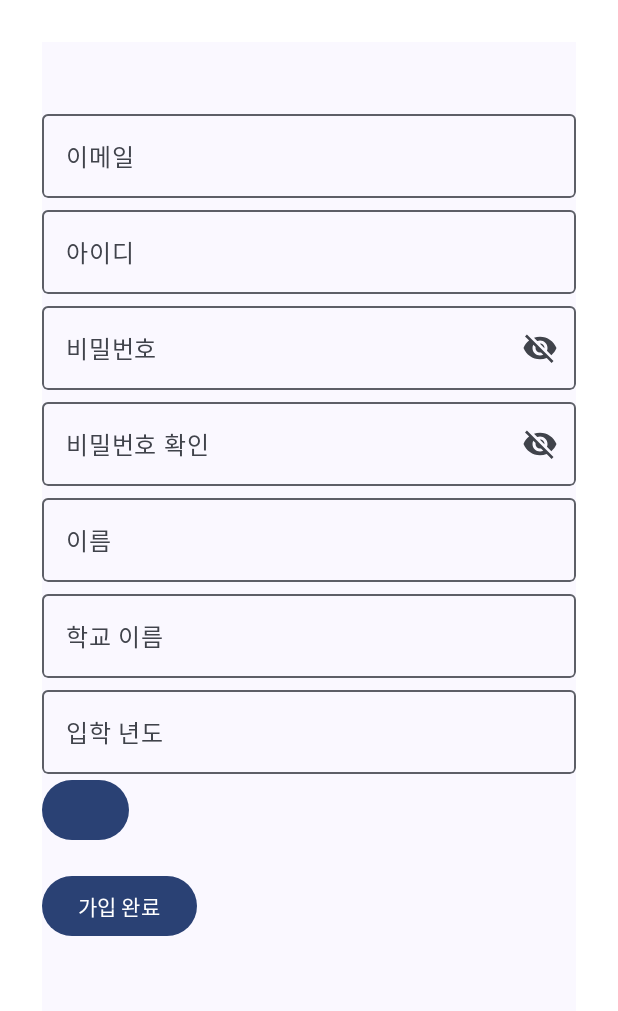
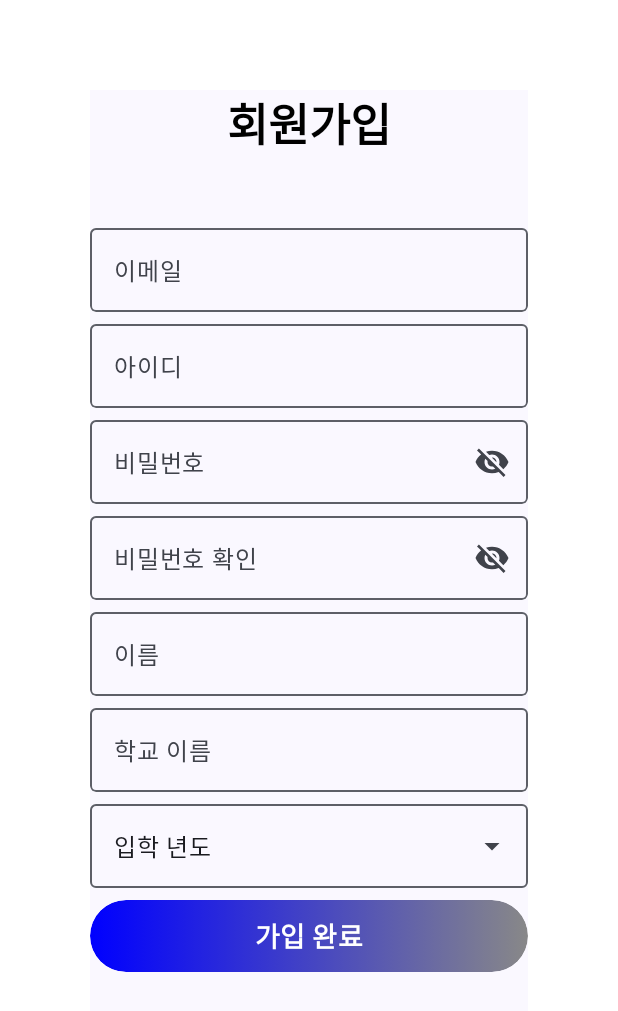
Before and after one commit to applepepsi/NextClass, an Android app built with Jetpack Compose: the screen it shows after launch (MainActivity), on a phone screen of 412 x 824 dp. Shown: the top 1011 px of the screen. Run offline under Robolectric (Android 15) with nearby library versions, the phone set to English and light mode, and no system bars; our stand-ins replace Dagger/Hilt's generated code.

Commit message:
회원가입 구성 완료

```diff
--- a/app/src/main/java/com/example/nextclass/appComponent/AppComponents.kt
+++ b/app/src/main/java/com/example/nextclass/appComponent/AppComponents.kt
@@ -1,27 +1,39 @@
 package com.example.nextclass.appComponent
 
 
+import androidx.compose.foundation.background
+import androidx.compose.foundation.layout.Box
 import androidx.compose.foundation.layout.Column
 import androidx.compose.foundation.layout.ColumnScope
+import androidx.compose.foundation.layout.PaddingValues
+import androidx.compose.foundation.layout.fillMaxSize
 import androidx.compose.foundation.layout.fillMaxWidth
+import androidx.compose.foundation.layout.height
+import androidx.compose.foundation.layout.heightIn
 import androidx.compose.foundation.layout.padding
+import androidx.compose.foundation.shape.RoundedCornerShape
 import androidx.compose.foundation.text.KeyboardOptions
 import androidx.compose.material.icons.Icons
 
 import androidx.compose.material.icons.filled.Visibility
 import androidx.compose.material.icons.filled.VisibilityOff
 import androidx.compose.material3.Button
+import androidx.compose.material3.ButtonDefaults
 import androidx.compose.material3.Card
 import androidx.compose.material3.DismissValue
 import androidx.compose.material3.DropdownMenu
 import androidx.compose.material3.DropdownMenuItem
 import androidx.compose.material3.ExperimentalMaterial3Api
+import androidx.compose.material3.ExposedDropdownMenuBox
+import androidx.compose.material3.ExposedDropdownMenuDefaults
 import androidx.compose.material3.Icon
 
 
 import androidx.compose.material3.IconButton
 import androidx.compose.material3.OutlinedTextField
+import androidx.compose.material3.OutlinedTextFieldDefaults
 import androidx.compose.material3.Text
+import androidx.compose.material3.TextField
 import androidx.compose.material3.TextFieldDefaults
 import androidx.compose.material3.TopAppBar
 import androidx.compose.runtime.Composable
@@ -30,15 +42,21 @@ import androidx.compose.runtime.mutableIntStateOf
 import androidx.compose.runtime.mutableStateOf
 import androidx.compose.runtime.remember
 import androidx.compose.runtime.setValue
+import androidx.compose.ui.Alignment
 import androidx.compose.ui.Modifier
 import androidx.compose.ui.draw.clip
+import androidx.compose.ui.graphics.Brush
 import androidx.compose.ui.graphics.Color
 import androidx.compose.ui.layout.onSizeChanged
 import androidx.compose.ui.platform.LocalDensity
 import androidx.compose.ui.res.colorResource
+import androidx.compose.ui.text.TextStyle
+import androidx.compose.ui.text.font.FontStyle
+import androidx.compose.ui.text.font.FontWeight
 import androidx.compose.ui.text.input.KeyboardType
 import androidx.compose.ui.text.input.PasswordVisualTransformation
 import androidx.compose.ui.text.input.VisualTransformation
+import androidx.compose.ui.text.style.TextAlign
 import androidx.compose.ui.tooling.preview.Preview
 import androidx.compose.ui.unit.DpOffset
 import androidx.compose.ui.unit.dp
@@ -50,7 +68,28 @@ import com.example.nextclass.ui.theme.NextClassTheme
 import com.example.nextclass.viewmodel.LoginViewModel
 
 
-@OptIn(ExperimentalMaterial3Api::class)
+@Composable
+fun MainTextComponent(
+    value: String,
+    ) {
+
+    Text(
+        text=value,
+        modifier = Modifier
+            .fillMaxWidth()
+            .heightIn(),
+        style = TextStyle(
+            fontSize = 30.sp,
+            fontWeight = FontWeight.Bold,
+            fontStyle = FontStyle.Normal,
+        ),
+        color= Color.Black,
+        textAlign = TextAlign.Center
+    )
+}
+
+
+
 @Composable
 fun TextInputFieldComponent(
     value: String,
@@ -64,10 +103,10 @@ fun TextInputFieldComponent(
             .fillMaxWidth()
             .clip(componentShape.small),
         label = {Text(text = labelValue)},
-        colors = TextFieldDefaults.outlinedTextFieldColors(
+        colors = OutlinedTextFieldDefaults.colors(
+            cursorColor = Color.Black,
             focusedBorderColor = Color.Black,
             focusedLabelColor = Color.Black,
-            cursorColor = Color.Black,
         ),
         keyboardOptions=KeyboardOptions.Default,
         value = value,
@@ -76,7 +115,6 @@ fun TextInputFieldComponent(
 
 }
 
-@OptIn(ExperimentalMaterial3Api::class)
 @Composable
 fun PasswordInputFieldComponent(
     value: String,
@@ -91,10 +129,10 @@ fun PasswordInputFieldComponent(
             .fillMaxWidth()
             .clip(componentShape.small),
         label = {Text(text = labelValue)},
-        colors = TextFieldDefaults.outlinedTextFieldColors(
+        colors = OutlinedTextFieldDefaults.colors(
+            cursorColor = Color.Black,
             focusedBorderColor = Color.Black,
             focusedLabelColor = Color.Black,
-            cursorColor = Color.Black,
         ),
         keyboardOptions=KeyboardOptions(keyboardType = KeyboardType.Password),
         value = value,
@@ -126,63 +164,116 @@ fun PasswordInputFieldComponent(
 
 }
 
+@OptIn(ExperimentalMaterial3Api::class)
 @Composable
 fun GradeDropDownMenuComponent(
     onValueChange: (String) -> Unit,
     labelValue: String,
-    dropDownMenuOption:Boolean,
-    toggleDropDownMenuOption:()->Unit
-    )  {
+    dropDownMenuOption: Boolean,
+    toggleDropDownMenuOption: () -> Unit
+) {
 
 
-    Column {
-        Button(onClick = toggleDropDownMenuOption) {
-            Text(text = labelValue)
+        ExposedDropdownMenuBox(
+            expanded = dropDownMenuOption,
+            onExpandedChange = { toggleDropDownMenuOption() }) {
+            OutlinedTextField(
+                value = labelValue,
+                onValueChange = onValueChange,
+                readOnly = true,
+
+                trailingIcon = {
+                    ExposedDropdownMenuDefaults.TrailingIcon(expanded = dropDownMenuOption)
+                },
+                colors = OutlinedTextFieldDefaults.colors(
+                    cursorColor = Color.Black,
+                    focusedBorderColor = Color.Black,
+                    focusedLabelColor = Color.Black,
+                ),
+                modifier = Modifier
+                    .fillMaxWidth()
+                    .menuAnchor()
+                    .padding(vertical = 8.dp)
+
+            )
+
+            ExposedDropdownMenu(
+                expanded = dropDownMenuOption,
+                onDismissRequest = { toggleDropDownMenuOption() }
+            ) {
+                DropdownMenuItem(
+                    text = {
+                        Text(text = "1학년")
+                    },
+                    onClick = {
+                        onValueChange("1학년")
+                        toggleDropDownMenuOption()
+                    }
+                )
+                DropdownMenuItem(
+                    text = {
+                        Text(text = "2학년")
+                    },
+                    onClick = {
+                        onValueChange("2학년")
+                        toggleDropDownMenuOption()
+                    }
+                )
+                DropdownMenuItem(
+                    text = {
+                        Text(text = "3학년")
+                    },
+                    onClick = {
+                        onValueChange("3학년")
+                        toggleDropDownMenuOption()
+                    }
+                )
+                DropdownMenuItem(
+                    text = {
+                        Text(text = "졸업생")
+                    },
+                    onClick = {
+                        onValueChange("졸업생")
+                        toggleDropDownMenuOption()
+                    }
+                )
+            }
         }
-
     }
 
-    DropdownMenu(
-        expanded = dropDownMenuOption,
-        onDismissRequest = {
-            toggleDropDownMenuOption()
+@Composable
+fun InputButtonComponent(
+    value: String,
+    ){
+
+    Button(
+        onClick = { TODO()},
+        modifier = Modifier
+            .fillMaxWidth()
+            .heightIn(48.dp),
+        contentPadding= PaddingValues(),
+        colors=ButtonDefaults.buttonColors(Color.Transparent),
+        shape = RoundedCornerShape(50.dp)
+    ){
+        Box(modifier = Modifier
+            .fillMaxWidth()
+            .heightIn(48.dp)
+            .background(
+                brush = Brush.horizontalGradient(listOf(Color.Blue, Color.Gray)),
+                shape= RoundedCornerShape(50.dp)
+            ),
+            contentAlignment = Alignment.Center
+        ){
+            Text(text=value,
+            fontSize=18.sp,
+            color= Color.White,
+            fontWeight = FontWeight.Bold
+            )
         }
-    ) {
-        // 드롭 다운 메뉴의 각 항목을 나타냄
-        DropdownMenuItem(
-            text = { Text(text = "1학년") },
-            onClick = {
-                onValueChange("1학년")
-                toggleDropDownMenuOption()
-            })
-        DropdownMenuItem(
-            text = { Text(text = "2학년") },
-            onClick = {
-                onValueChange("2학년")
-                toggleDropDownMenuOption()
-            })
-        DropdownMenuItem(
-            text = { Text(text = "3학년") },
-            onClick = {
-                onValueChange("3학년")
-                toggleDropDownMenuOption()
-            })
-        DropdownMenuItem(
-            text = { Text(text = "졸업생") },
-            onClick = {
-                onValueChange("졸업생")
-                toggleDropDownMenuOption()
-            })
     }
+
 }
 
-@Preview(showBackground = true)
-@Composable
-fun GreetingPreview() {
-    NextClassTheme {
-//        GradeDropDownMenuComponent()
-    }
-}
 
 @Composable
 fun TextInputHelpFieldComponent(loginViewModel:LoginViewModel){
--- a/app/src/main/java/com/example/nextclass/screen/JoinView.kt
+++ b/app/src/main/java/com/example/nextclass/screen/JoinView.kt
@@ -33,6 +33,8 @@ import com.example.nextclass.ui.theme.NextClassTheme
 import com.example.nextclass.viewmodel.LoginViewModel
 import com.example.nextclass.R
 import com.example.nextclass.appComponent.GradeDropDownMenuComponent
+import com.example.nextclass.appComponent.InputButtonComponent
+import com.example.nextclass.appComponent.MainTextComponent
 
 @Composable
 fun JoinView(loginViewModel: LoginViewModel) {
@@ -43,11 +45,13 @@ fun JoinView(loginViewModel: LoginViewModel) {
         modifier = Modifier
             .fillMaxSize()
             .background(Color.White)
-            .padding(28.dp)
+            .padding(60.dp)
     ){
         Column(
             modifier = Modifier.fillMaxSize()
         ) {
+
+            MainTextComponent(value = "회원가입")
 
             Spacer(modifier = Modifier.height(40.dp))
 
@@ -62,8 +66,6 @@ fun JoinView(loginViewModel: LoginViewModel) {
                 onValueChange = { loginViewModel.updateId(it) },
                 labelValue = stringResource(id = R.string.id),
             )
-
-
 
             PasswordInputFieldComponent(
                 value = loginViewModel.password.value,
@@ -82,7 +84,6 @@ fun JoinView(loginViewModel: LoginViewModel) {
             )
 
 
-
             TextInputFieldComponent(
                 value = loginViewModel.name.value,
                 onValueChange = { loginViewModel.updateName(it) },
@@ -97,28 +98,14 @@ fun JoinView(loginViewModel: LoginViewModel) {
                 labelValue = stringResource(id = R.string.schoolName),
             )
 
-
-            TextInputFieldComponent(
-                value = loginViewModel.entranceYear.value,
-                onValueChange = { loginViewModel.updateEntranceYear(it) },
-                labelValue = stringResource(id = R.string.entranceYear),
-            )
-
             GradeDropDownMenuComponent(
-
                 onValueChange={loginViewModel.updateEntranceYear(it)},
                 labelValue=loginViewModel.entranceYear.value,
                 dropDownMenuOption=loginViewModel.menuVisibility.value,
                 toggleDropDownMenuOption={loginViewModel.toggleMenuVisibility()}
             )
 
-            Spacer(modifier = Modifier.height(16.dp))
-
-            Button(onClick = {
-                loginViewModel.joinComplete()
-            }) {
-                Text(text = "가입 완료")
-            }
+            InputButtonComponent("가입 완료")
 
         }
     }
--- a/app/src/main/java/com/example/nextclass/viewmodel/LoginViewModel.kt
+++ b/app/src/main/java/com/example/nextclass/viewmodel/LoginViewModel.kt
@@ -35,7 +35,7 @@ class LoginViewModel @Inject constructor(
     private val _schoolName = mutableStateOf("")
     val schoolName: State<String> = _schoolName
 
-    private val _entranceYear = mutableStateOf("")
+    private val _entranceYear = mutableStateOf("입학 년도")
     val entranceYear: State<String> = _entranceYear
 
     private val _emailCheck= mutableStateOf(false)
```
